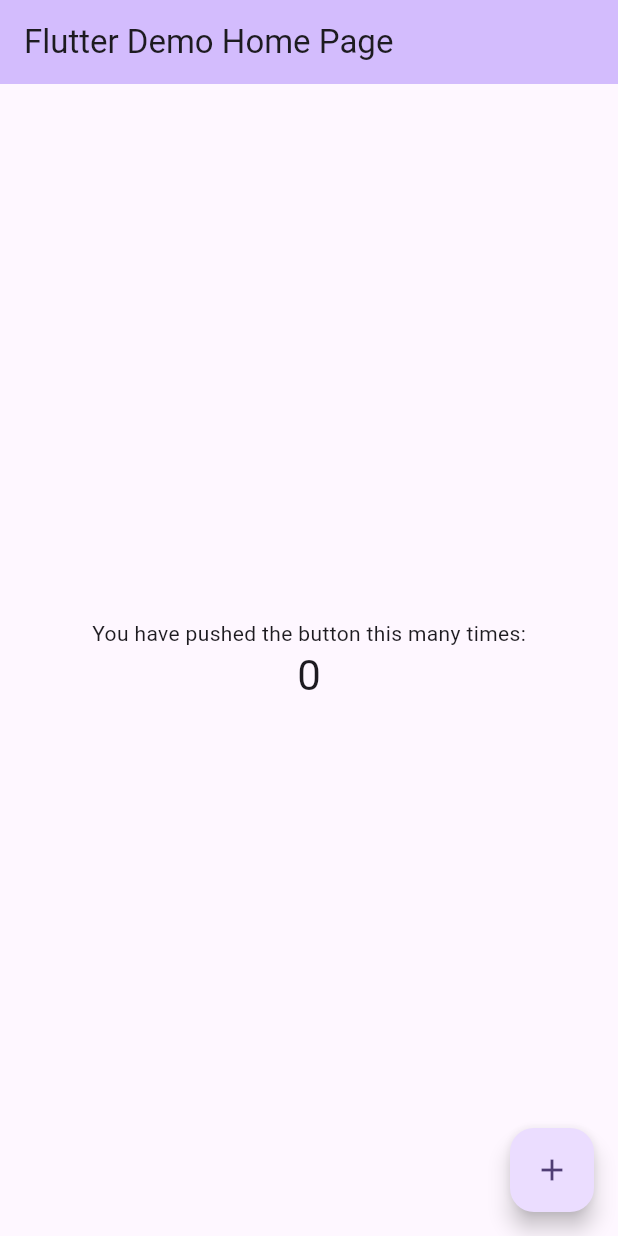
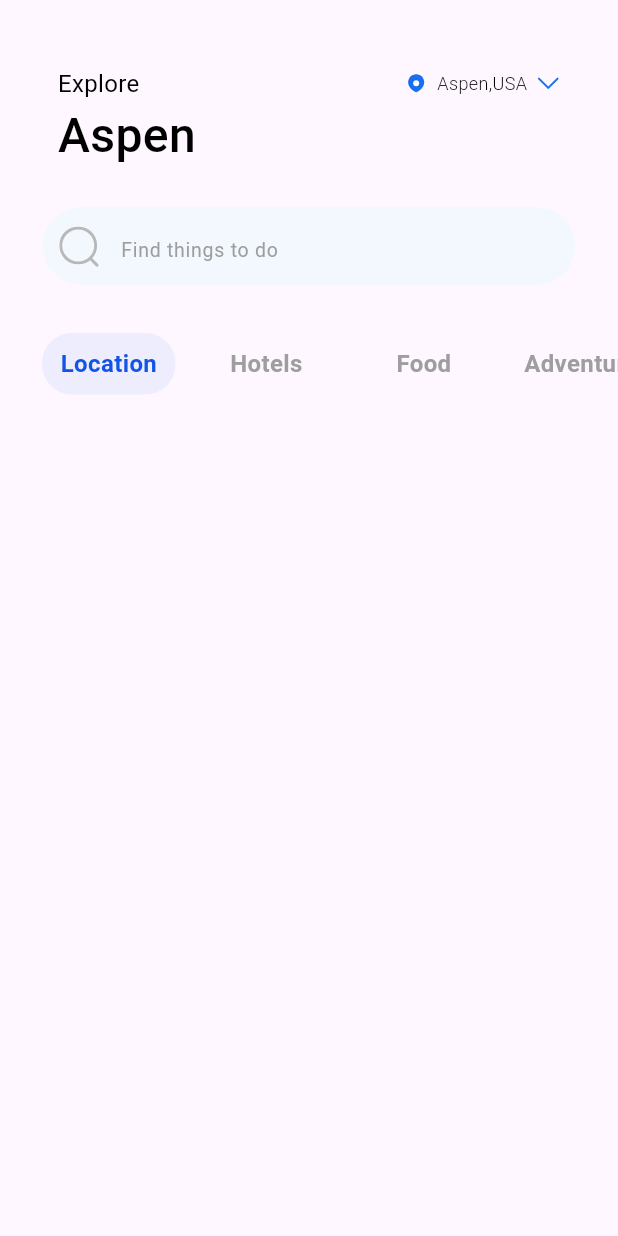
Before and after one commit to HoangTheQuyen13022002/100dayflutter, a Flutter app: the screen it shows after launch, on a phone screen of 412 x 824 dp. Run offline on Flutter 3.47's test engine with Material 3 defaults, Android fonts, the phone set to English and light mode, and no system bars; our stand-ins replace flutter_svg.

Commit message:
update project sesson1

```diff
--- a/travel_app/lib/main.dart
+++ b/travel_app/lib/main.dart
@@ -1,4 +1,6 @@
 import 'package:flutter/material.dart';
+import 'package:travel_app/widgets/home/home_screen.dart';
+import 'package:travel_app/widgets/onboard.dart';
 
 void main() {
   runApp(const MyApp());
@@ -7,119 +9,11 @@ void main() {
 class MyApp extends StatelessWidget {
   const MyApp({super.key});
 
-  // This widget is the root of your application.
   @override
   Widget build(BuildContext context) {
-    return MaterialApp(
-      title: 'Flutter Demo',
-      theme: ThemeData(
-        // This is the theme of your application.
-        //
-        // TRY THIS: Try running your application with "flutter run". You'll see
-        // the application has a purple toolbar. Then, without quitting the app,
-        // try changing the seedColor in the colorScheme below to Colors.green
-        // and then invoke "hot reload" (save your changes or press the "hot
-        // reload" button in a Flutter-supported IDE, or press "r" if you used
-        // the command line to start the app).
-        //
-        // Notice that the counter didn't reset back to zero; the application
-        // state is not lost during the reload. To reset the state, use hot
-        // restart instead.
-        //
-        // This works for code too, not just values: Most code changes can be
-        // tested with just a hot reload.
-        colorScheme: ColorScheme.fromSeed(seedColor: Colors.deepPurple),
-        useMaterial3: true,
-      ),
-      home: const MyHomePage(title: 'Flutter Demo Home Page'),
+    return const MaterialApp(
+      debugShowCheckedModeBanner: false,
+      home: HomeScreen(),
     );
   }
 }
-
-class MyHomePage extends StatefulWidget {
-  const MyHomePage({super.key, required this.title});
-
-  // This widget is the home page of your application. It is stateful, meaning
-  // that it has a State object (defined below) that contains fields that affect
-  // how it looks.
-
-  // This class is the configuration for the state. It holds the values (in this
-  // case the title) provided by the parent (in this case the App widget) and
-  // used by the build method of the State. Fields in a Widget subclass are
-  // always marked "final".
-
-  final String title;
-
-  @override
-  State<MyHomePage> createState() => _MyHomePageState();
-}
-
-class _MyHomePageState extends State<MyHomePage> {
-  int _counter = 0;
-
-  void _incrementCounter() {
-    setState(() {
-      // This call to setState tells the Flutter framework that something has
-      // changed in this State, which causes it to rerun the build method below
-      // so that the display can reflect the updated values. If we changed
-      // _counter without calling setState(), then the build method would not be
-      // called again, and so nothing would appear to happen.
-      _counter++;
-    });
-  }
-
-  @override
-  Widget build(BuildContext context) {
-    // This method is rerun every time setState is called, for instance as done
-    // by the _incrementCounter method above.
-    //
-    // The Flutter framework has been optimized to make rerunning build methods
-    // fast, so that you can just rebuild anything that needs updating rather
-    // than having to individually change instances of widgets.
-    return Scaffold(
-      appBar: AppBar(
-        // TRY THIS: Try changing the color here to a specific color (to
-        // Colors.amber, perhaps?) and trigger a hot reload to see the AppBar
-        // change color while the other colors stay the same.
-        backgroundColor: Theme.of(context).colorScheme.inversePrimary,
-        // Here we take the value from the MyHomePage object that was created by
-        // the App.build method, and use it to set our appbar title.
-        title: Text(widget.title),
-      ),
-      body: Center(
-        // Center is a layout widget. It takes a single child and positions it
-        // in the middle of the parent.
-        child: Column(
-          // Column is also a layout widget. It takes a list of children and
-          // arranges them vertically. By default, it sizes itself to fit its
-          // children horizontally, and tries to be as tall as its parent.
-          //
-          // Column has various properties to control how it sizes itself and
-          // how it positions its children. Here we use mainAxisAlignment to
-          // center the children vertically; the main axis here is the vertical
-          // axis because Columns are vertical (the cross axis would be
-          // horizontal).
-          //
-          // TRY THIS: Invoke "debug painting" (choose the "Toggle Debug Paint"
-          // action in the IDE, or press "p" in the console), to see the
-          // wireframe for each widget.
-          mainAxisAlignment: MainAxisAlignment.center,
-          children: <Widget>[
-            const Text(
-              'You have pushed the button this many times:',
-            ),
-            Text(
-              '$_counter',
-              style: Theme.of(context).textTheme.headlineMedium,
-            ),
-          ],
-        ),
-      ),
-      floatingActionButton: FloatingActionButton(
-        onPressed: _incrementCounter,
-        tooltip: 'Increment',
-        child: const Icon(Icons.add),
-      ), // This trailing comma makes auto-formatting nicer for build methods.
-    );
-  }
-}
--- /dev/null
+++ b/travel_app/lib/widgets/home/home_screen.dart
@@ -0,0 +1,104 @@
+import 'package:flutter/cupertino.dart';
+import 'package:flutter/foundation.dart';
+import 'package:flutter/material.dart';
+import 'package:flutter_svg/flutter_svg.dart';
+import 'package:travel_app/widgets/home/widgets/leading.dart';
+import 'package:travel_app/widgets/home/widgets/search-home.dart';
+import 'package:travel_app/widgets/home/models/category.dart';
+
+class HomeScreen extends StatefulWidget {
+  const HomeScreen({super.key});
+
+
+  @override
+  State<HomeScreen> createState() => _HomeScreenState();
+}
+
+class _HomeScreenState extends State<HomeScreen> {
+   final List<Categories> categories = [
+    const Categories(
+      id: 1,
+      name: 'Location',
+      active: true,
+    ),
+     const Categories(
+       id: 2,
+       name: 'Hotels',
+       active: false,
+     ),
+     const Categories(
+       id: 3,
+       name: 'Food',
+       active: false,
+     ),
+     const Categories(
+       id: 4,
+       name: 'Adventure',
+       active: false,
+     ),
+     const Categories(
+       id: 5,
+       name: 'Adventure',
+       active: false,
+     )
+  ];
+  @override
+  Widget build(BuildContext context) {
+    return Scaffold(
+      body: Column(
+        children: [
+          const SizedBox(
+            height: 44,
+          ),
+          HeaderHome(),
+          const SizedBox(
+            height: 24,
+          ),
+          Searchhome(),
+          const SizedBox(
+            height: 32,
+          ),
+          Padding(
+            padding: EdgeInsets.only(left: 20),
+            child: Container(
+              height: 41,
+              child: ListView.builder(
+                scrollDirection: Axis.horizontal,
+                itemCount: categories.length,
+                itemBuilder: (BuildContext context, int index) {
+                  return Padding(
+                    padding: const EdgeInsets.symmetric(horizontal: 8),
+                    child: GestureDetector(
+                      onTap: () => _onCategoryTap(index),
+                      child: Container(
+                        width: 89,
+                        height: 41,
+                        decoration: categories[index].active == true ? BoxDecoration(
+                            borderRadius: BorderRadius.circular(20),
+                            color: const Color(0xFF5493F1).withOpacity(0.1)
+                        ) : BoxDecoration(
+                            borderRadius: BorderRadius.circular(20),
+                            color: Colors.transparent
+                        ),
+                        child: Center(child: Text('${categories[index].name}',style: TextStyle(color: categories[index].active == true ? Color(0xFF1154E6) : Colors.grey,fontSize: 16,fontWeight: FontWeight.w600),)),
+                      ),
+                    ),
+                  );
+                },
+              ),
+            ),
+          )
+        ],
+      ),
+    );
+  }
+   void _onCategoryTap(int index) {
+     setState(() {
+       for (int i = 0; i < categories.length; i++) {
+         categories[i] = categories[i].copyWith(active: i == index);
+       }
+     });
+   }
+
+
+}
--- /dev/null
+++ b/travel_app/lib/widgets/home/models/category.dart
@@ -0,0 +1,15 @@
+class Categories {
+  final int id;
+  final String name;
+  final bool active;
+
+  const Categories({required this.id, required this.name, required this.active});
+
+  Categories copyWith({int? id, String? name, bool? active}) {
+    return Categories(
+      id: id ?? this.id,
+      name: name ?? this.name,
+      active: active ?? this.active,
+    );
+  }
+}
--- /dev/null
+++ b/travel_app/lib/widgets/home/widgets/leading.dart
@@ -0,0 +1,67 @@
+import 'package:flutter/cupertino.dart';
+import 'package:flutter/material.dart';
+import 'package:flutter_svg/svg.dart';
+class HeaderHome extends StatelessWidget {
+  const HeaderHome({super.key});
+
+  @override
+  Widget build(BuildContext context) {
+    return Center(
+      child: SizedBox(
+        width: 335,
+        height: 70,
+        child: Column(
+          crossAxisAlignment: CrossAxisAlignment.start,
+          children: [
+            Row(
+              mainAxisAlignment: MainAxisAlignment.spaceBetween,
+              children: [
+                const Text(
+                  'Explore',
+                  style: TextStyle(fontSize: 16, color: Colors.black),
+                ),
+                Row(
+                  children: [
+                    SvgPicture.asset(
+                      'assets/icons/location.svg',
+                      width: 16,
+                      fit: BoxFit.fitWidth,
+                    ),
+                    const SizedBox(
+                      width: 6,
+                    ),
+                    const Text(
+                      'Aspen,USA',
+                      style: TextStyle(
+                          fontSize: 12,
+                          color: Colors.black,
+                          fontWeight: FontWeight.w300),
+                    ),
+                    const SizedBox(
+                      width: 6,
+                    ),
+                    SvgPicture.asset(
+                      'assets/icons/down.svg',
+                      width: 16,
+                      fit: BoxFit.fitWidth,
+                    ),
+                  ],
+                )
+              ],
+            ),
+            const SizedBox(
+              height: 0,
+            ),
+            const Text(
+              'Aspen',
+              style: TextStyle(
+                  fontSize: 32,
+                  color: Colors.black,
+                  fontWeight: FontWeight.w500),
+            ),
+          ],
+        ),
+      ),
+    );
+  }
+}
--- /dev/null
+++ b/travel_app/lib/widgets/home/widgets/search-home.dart
@@ -0,0 +1,66 @@
+import 'package:flutter/cupertino.dart';
+import 'package:flutter/material.dart';
+import 'package:flutter_svg/svg.dart';
+
+class Searchhome extends StatelessWidget {
+  const Searchhome({super.key});
+
+  @override
+  Widget build(BuildContext context) {
+    return SizedBox(
+      width: 355,
+      height: 52,
+      child: TextFormField(
+        keyboardType: TextInputType.text,
+        textInputAction: TextInputAction.search,
+        decoration: InputDecoration(
+          hintText: 'Find things to do',
+          hintStyle: const TextStyle(
+              fontSize: 13,
+              color: Colors.grey,
+              fontWeight: FontWeight.w400),
+          filled: true,
+          fillColor: const Color(0xFFF3F8FE),
+          prefixIcon: Container(
+            padding: const EdgeInsets.all(10),
+            constraints: const BoxConstraints(
+              maxHeight: 20,
+              maxWidth: 20,
+            ),
+            child: SvgPicture.asset(
+              'assets/icons/Search.svg',
+              width: 12,
+              height: 12,
+              fit: BoxFit.fitWidth,
+            ),
+          ),
+          border: OutlineInputBorder(
+            borderSide:
+            const BorderSide(width: 1, color: Colors.transparent),
+            borderRadius: BorderRadius.circular(30),
+          ),
+          errorBorder: OutlineInputBorder(
+            borderSide:
+            const BorderSide(width: 1, color: Colors.transparent),
+            borderRadius: BorderRadius.circular(30),
+          ),
+          focusedBorder: OutlineInputBorder(
+            borderSide:
+            const BorderSide(width: 1, color: Colors.transparent),
+            borderRadius: BorderRadius.circular(30),
+          ),
+          disabledBorder: OutlineInputBorder(
+            borderSide:
+            const BorderSide(width: 1, color: Colors.transparent),
+            borderRadius: BorderRadius.circular(30),
+          ),
+          enabledBorder: OutlineInputBorder(
+            borderSide:
+            const BorderSide(width: 1, color: Colors.transparent),
+            borderRadius: BorderRadius.circular(30),
+          ),
+        ),
+      ),
+    );
+  }
+}
--- /dev/null
+++ b/travel_app/lib/widgets/onboard.dart
@@ -0,0 +1,63 @@
+import 'package:flutter/material.dart';
+import 'package:flutter_svg/flutter_svg.dart';
+
+import 'home/home_screen.dart';
+
+class Onboard extends StatelessWidget {
+  const Onboard({super.key});
+
+  @override
+  Widget build(BuildContext context) {
+    return Scaffold(
+      body: Container(
+        decoration: const BoxDecoration(
+            image: DecorationImage(
+          image: AssetImage('assets/images/background.png'),
+          fit: BoxFit.cover,
+        )),
+        child: Stack(
+          children: [
+            Positioned(
+              left: 57,
+              top: 93,
+              right: 55,
+              child: SvgPicture.asset('assets/images/aspen.svg'),
+            ),
+            Positioned(
+              left: 32,
+              right: 32,
+              bottom: 48,
+              child: Column(
+                crossAxisAlignment: CrossAxisAlignment.start,
+                children: [
+                  Image.asset('assets/images/plan.png'),
+                  const SizedBox(
+                    height: 24,
+                  ),
+                  SizedBox(
+                    height: 52,
+                    width: 311,
+                    child: ElevatedButton(
+                      onPressed: () {
+                        Navigator.push(context, MaterialPageRoute(builder: (context)=> const HomeScreen(),),);
+                      },
+                      style: ElevatedButton.styleFrom(
+                          shape: RoundedRectangleBorder(
+                            borderRadius: BorderRadius.circular(14),
+                          ),
+                          backgroundColor:const Color(0xFF176FF2)),
+                      child: const Text(
+                        'Explore',
+                        style: TextStyle(fontSize: 16, color: Colors.white),
+                      ),
+                    ),
+                  ),
+                ],
+              ),
+            ),
+          ],
+        ),
+      ),
+    );
+  }
+}
--- a/travel_app/pubspec.yaml
+++ b/travel_app/pubspec.yaml
@@ -35,6 +35,7 @@ dependencies:
   # The following adds the Cupertino Icons font to your application.
   # Use with the CupertinoIcons class for iOS style icons.
   cupertino_icons: ^1.0.6
+  flutter_svg: ^2.0.10+1
 
 dev_dependencies:
   flutter_test:
@@ -62,6 +63,9 @@ flutter:
   # assets:
   #   - images/a_dot_burr.jpeg
   #   - images/a_dot_ham.jpeg
+  assets:
+    - assets/images/
+    - assets/icons/
 
   # An image asset can refer to one or more resolution-specific "variants", see
   # https://flutter.dev/assets-and-images/#resolution-aware
```
Also changed, not shown: travel_app/assets/icons/Search.svg (added), travel_app/assets/icons/down.svg (added), travel_app/assets/icons/heart.svg (added), travel_app/assets/icons/home.svg (added), travel_app/assets/icons/location.svg (added), travel_app/assets/icons/profile.svg (added), travel_app/assets/icons/ticket.svg (added), travel_app/assets/images/aspen.svg (added), travel_app/assets/images/background.png (added), travel_app/assets/images/plan.png (added), travel_app/lib/widgets/detail_screen.dart (added), travel_app/pubspec.lock, 2 other files.
